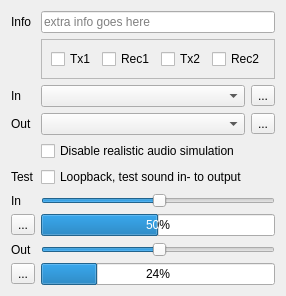
First picture: the form in src/blackgui/components/audiodevicevolumesetupcomponent.ui, repository swift-project/pilotclient, before the edit.
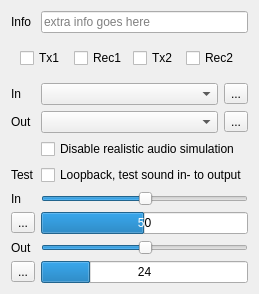
Second picture: the form after the edit. Icons and pictures are not drawn.

Commit message: Ref T731, display received callsigns

```diff
--- a/src/blackgui/components/audiodevicevolumesetupcomponent.ui
+++ b/src/blackgui/components/audiodevicevolumesetupcomponent.ui
@@ -19,6 +19,9 @@
      <property name="value">
       <number>24</number>
      </property>
+     <property name="format">
+      <string>%v</string>
+     </property>
     </widget>
    </item>
    <item row="10" column="1">
@@ -130,51 +133,14 @@
      </layout>
     </widget>
    </item>
-   <item row="1" column="1">
-    <widget class="QFrame" name="fr_TxRec">
-     <property name="frameShape">
-      <enum>QFrame::StyledPanel</enum>
-     </property>
-     <property name="frameShadow">
-      <enum>QFrame::Raised</enum>
-     </property>
-     <layout class="QHBoxLayout" name="horizontalLayout">
-      <item>
-       <widget class="QCheckBox" name="cb_1Tx">
-        <property name="text">
-         <string>Tx1</string>
-        </property>
-       </widget>
-      </item>
-      <item>
-       <widget class="QCheckBox" name="cb_1Rec">
-        <property name="text">
-         <string>Rec1</string>
-        </property>
-       </widget>
-      </item>
-      <item>
-       <widget class="QCheckBox" name="cb_2Tx">
-        <property name="text">
-         <string>Tx2</string>
-        </property>
-       </widget>
-      </item>
-      <item>
-       <widget class="QCheckBox" name="cb_2Rec">
-        <property name="text">
-         <string>Rec2</string>
-        </property>
-       </widget>
-      </item>
-     </layout>
-    </widget>
-   </item>
    <item row="9" column="1">
     <widget class="QProgressBar" name="pb_LevelIn">
      <property name="value">
       <number>50</number>
      </property>
+     <property name="format">
+      <string>%v</string>
+     </property>
     </widget>
    </item>
    <item row="8" column="0">
@@ -254,6 +220,40 @@
      </property>
     </widget>
    </item>
+   <item row="1" column="0" colspan="2">
+    <widget class="QFrame" name="fr_TxRec">
+     <layout class="QHBoxLayout" name="hl_TxRec">
+      <item>
+       <widget class="QCheckBox" name="cb_1Tx">
+        <property name="text">
+         <string>Tx1</string>
+        </property>
+       </widget>
+      </item>
+      <item>
+       <widget class="QCheckBox" name="cb_1Rec">
+        <property name="text">
+         <string>Rec1</string>
+        </property>
+       </widget>
+      </item>
+      <item>
+       <widget class="QCheckBox" name="cb_2Tx">
+        <property name="text">
+         <string>Tx2</string>
+        </property>
+       </widget>
+      </item>
+      <item>
+       <widget class="QCheckBox" name="cb_2Rec">
+        <property name="text">
+         <string>Rec2</string>
+        </property>
+       </widget>
+      </item>
+     </layout>
+    </widget>
+   </item>
   </layout>
  </widget>
  <tabstops>
```
The commit also changes 2 other files.
